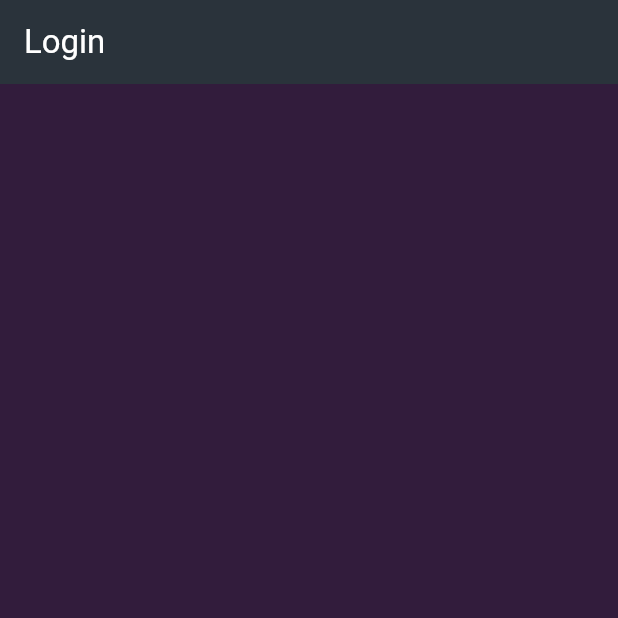
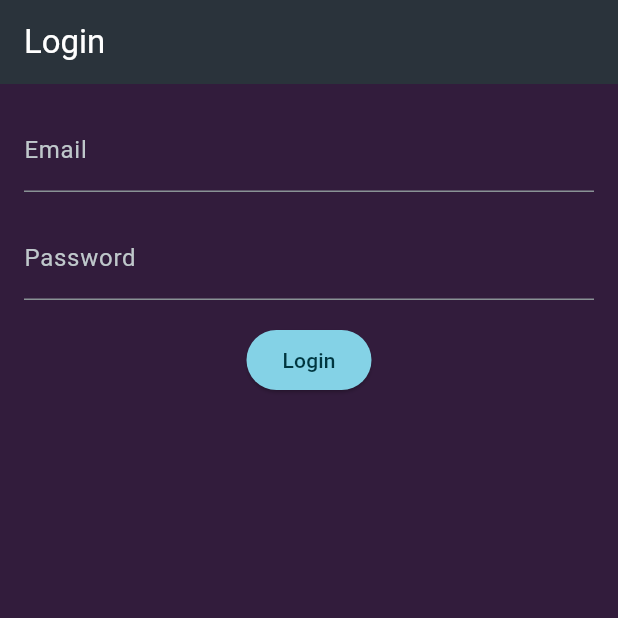
Before and after one commit to abhiroop43/flutter_shopping_list, a Flutter app: the screen it shows after launch, on a phone screen of 412 x 824 dp, the top half of it. Run offline on Flutter 3.47's test engine with Material 3 defaults, Android fonts, the phone set to English and light mode, and no system bars; our stand-ins replace flutter_dotenv, flutter_riverpod, flutter_secure_storage.

Commit message:
feat: completed login page

```diff
--- a/lib/pages/login.dart
+++ b/lib/pages/login.dart
@@ -1,5 +1,7 @@
 import 'package:flutter/material.dart';
 import 'package:flutter_riverpod/flutter_riverpod.dart';
+import 'package:shopping_list/pages/home.dart';
+import 'package:shopping_list/providers/login_provider.dart';
 
 class LoginPage extends ConsumerStatefulWidget {
   const LoginPage({super.key});
@@ -9,15 +11,95 @@ class LoginPage extends ConsumerStatefulWidget {
 }
 
 class _LoginPageState extends ConsumerState<LoginPage> {
+  final _formKey = GlobalKey<FormState>();
+  final emailController = TextEditingController();
+  final passwordController = TextEditingController();
+  bool formBeingSubmitted = false;
+
+  @override
+  void dispose() {
+    emailController.dispose();
+    passwordController.dispose();
+    super.dispose();
+  }
+
+  void _submitForm() {
+    //void errorSnackBar = showErrorSnackBar('Error logging in.');
+
+    if (!_formKey.currentState!.validate()) {
+      return;
+    }
+
+    setState(() {
+      formBeingSubmitted = true;
+    });
+
+    debugPrint(
+        'Submitting form with email: ${emailController.text} and password: ${passwordController.text}');
+
+    ref
+        .read(loginProvider.notifier)
+        .loginUser(emailController.text, passwordController.text);
+  }
+
   @override
   Widget build(BuildContext context) {
+    var isLoggedIn = ref.watch(loginProvider);
+
+    if (isLoggedIn.isLoggedIn) {
+      Navigator.of(context)
+          .push(MaterialPageRoute(builder: (context) => HomePage()));
+    }
+
     return Scaffold(
-      appBar: AppBar(
-        title: const Text(
-          'Login',
-          style: TextStyle(color: Colors.white),
+        appBar: AppBar(
+          title: const Text(
+            'Login',
+            style: TextStyle(color: Colors.white),
+          ),
         ),
-      ),
-    );
+        body: Padding(
+          padding: EdgeInsets.all(16),
+          child: Form(
+              key: _formKey,
+              child: Column(
+                children: [
+                  TextFormField(
+                      controller: emailController,
+                      decoration: InputDecoration(labelText: 'Email'),
+                      keyboardType: TextInputType.emailAddress,
+                      validator: (value) {
+                        if (value == null || value.isEmpty) {
+                          return 'Please enter an email address';
+                        }
+                        return null;
+                      }),
+                  SizedBox(height: 16),
+                  TextFormField(
+                    controller: passwordController,
+                    decoration: InputDecoration(labelText: 'Password'),
+                    obscureText: true,
+                    validator: (value) {
+                      if (value == null || value.isEmpty) {
+                        return 'Please enter a password';
+                      }
+                      if (value.length < 6) {
+                        return 'Password must be at least 6 characters';
+                      }
+                      return null;
+                    },
+                  ),
+                  SizedBox(height: 16),
+                  ElevatedButton(
+                    onPressed: _submitForm,
+                    style: ElevatedButton.styleFrom(
+                      backgroundColor: Theme.of(context).colorScheme.primary,
+                      foregroundColor: Theme.of(context).colorScheme.onPrimary,
+                    ),
+                    child: const Text('Login'),
+                  )
+                ],
+              )),
+        ));
   }
 }
```
Also changed, not shown: 1 other file.
